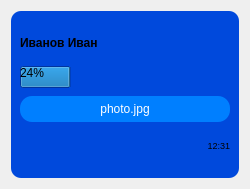
The window that client2/formfilemessage.ui (BagaevDanil/messenger) describes before a commit, drawn with Qt 5.
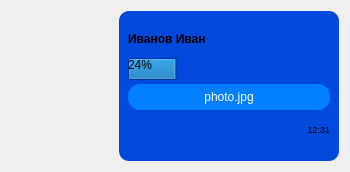
The same window after the commit.

The edit to the form file:
```diff
--- a/client2/formfilemessage.ui
+++ b/client2/formfilemessage.ui
@@ -6,22 +6,53 @@
    <rect>
     <x>0</x>
     <y>0</y>
-    <width>250</width>
-    <height>189</height>
+    <width>350</width>
+    <height>172</height>
    </rect>
   </property>
+  <property name="minimumSize">
+   <size>
+    <width>350</width>
+    <height>0</height>
+   </size>
+  </property>
   <property name="maximumSize">
    <size>
-    <width>250</width>
+    <width>350</width>
     <height>16777215</height>
    </size>
   </property>
   <property name="windowTitle">
    <string>Form</string>
   </property>
-  <layout class="QVBoxLayout" name="verticalLayout_2">
+  <layout class="QHBoxLayout" name="horizontalLayout">
+   <item>
+    <spacer name="horizontalSpacer">
+     <property name="orientation">
+      <enum>Qt::Horizontal</enum>
+     </property>
+     <property name="sizeHint" stdset="0">
+      <size>
+       <width>40</width>
+       <height>20</height>
+      </size>
+     </property>
+    </spacer>
+   </item>
    <item>
     <widget class="QWidget" name="widget" native="true">
+     <property name="minimumSize">
+      <size>
+       <width>220</width>
+       <height>0</height>
+      </size>
+     </property>
+     <property name="maximumSize">
+      <size>
+       <width>220</width>
+       <height>16777215</height>
+      </size>
+     </property>
      <property name="styleSheet">
       <string notr="true">background-color: rgb(0, 73, 220);
 border-radius: 10px;</string>
```
